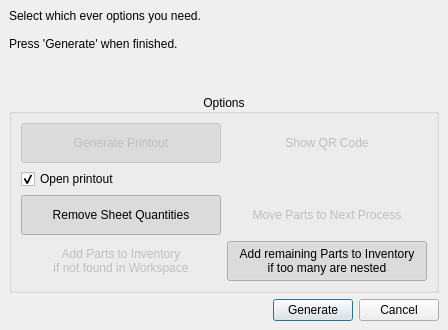
Qt form ui/dialogs/generate_workorder_dialog.ui (TheCodingJsoftware/Invigo) before a commit.
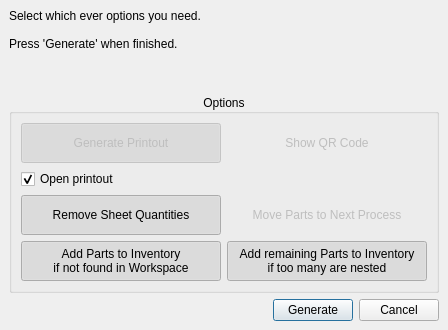
The same form after that commit.

Commit message: v4.0.30 - Enabled overflow parts button by default, removed `recut` logic for laser cut parts, optimized inventory operations, and updated version number.

Patch:
```diff
--- a/ui/dialogs/generate_workorder_dialog.ui
+++ b/ui/dialogs/generate_workorder_dialog.ui
@@ -289,9 +289,6 @@
              </item>
              <item row="3" column="0">
               <widget class="QPushButton" name="pushButton_add_overflow_parts">
-               <property name="enabled">
-                <bool>false</bool>
-               </property>
                <property name="sizePolicy">
                 <sizepolicy hsizetype="Fixed" vsizetype="Fixed">
                  <horstretch>0</horstretch>
@@ -315,7 +312,7 @@
                 <bool>true</bool>
                </property>
                <property name="checked">
-                <bool>false</bool>
+                <bool>true</bool>
                </property>
                <property name="autoDefault">
                 <bool>false</bool>
```
The commit also changes 3 other files.
